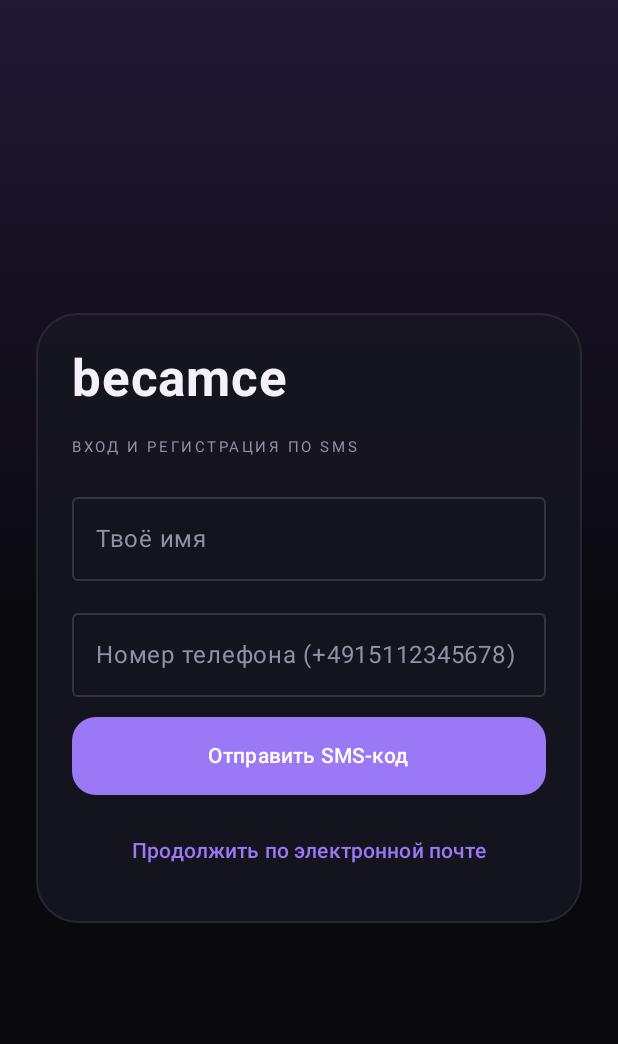
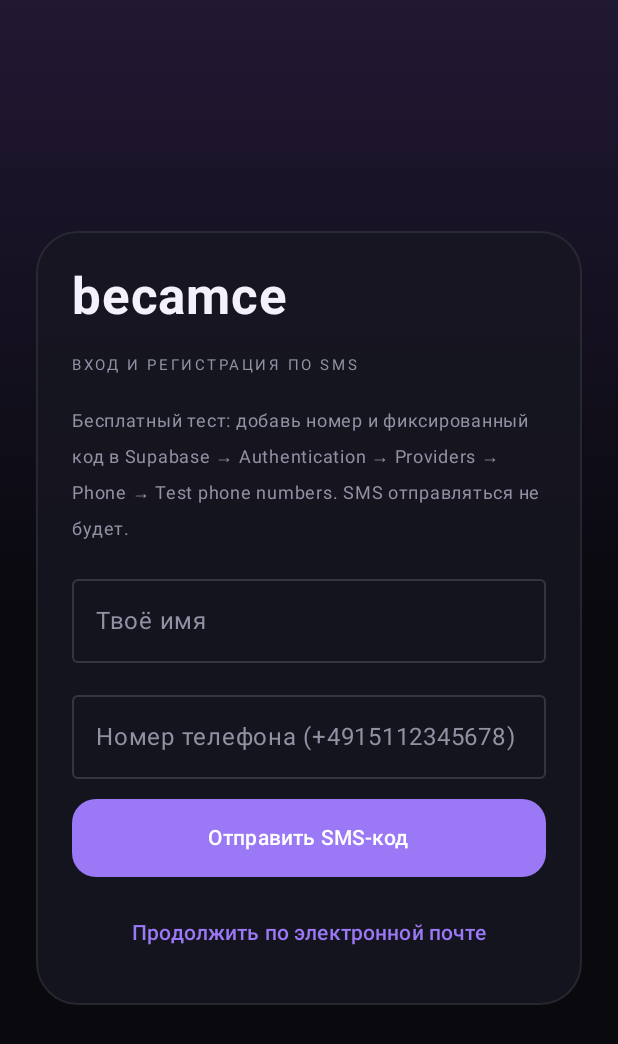
Before and after one commit to ziggydef/ZFS, an Android app built with Jetpack Compose: the screen it shows after launch (MainActivity), after a tap on "Войти или создать аккаунт по телефону", on a phone screen of 412 x 824 dp. Shown: the top 1044 px of the screen. Run offline under Robolectric (Android 15) with nearby library versions, the phone set to English and light mode, and no system bars; 2 other taps on this screen came first.

Commit message:
Explain free Supabase test phone login in auth screen

```diff
--- a/app/src/main/java/com/becamce/app/AuthScreen.kt
+++ b/app/src/main/java/com/becamce/app/AuthScreen.kt
@@ -77,6 +77,10 @@ fun AuthScreen(repository: AuthRepository) {
             )
 
             if (phoneMode) {
+                Text(
+                    "Бесплатный тест: добавь номер и фиксированный код в Supabase → Authentication → Providers → Phone → Test phone numbers. SMS отправляться не будет.",
+                    color = AuthMuted, fontSize = 12.sp
+                )
                 if (!phoneCodeSent) {
                     OutlinedTextField(
                         value = displayName, onValueChange = { displayName = it; error = null },
```
